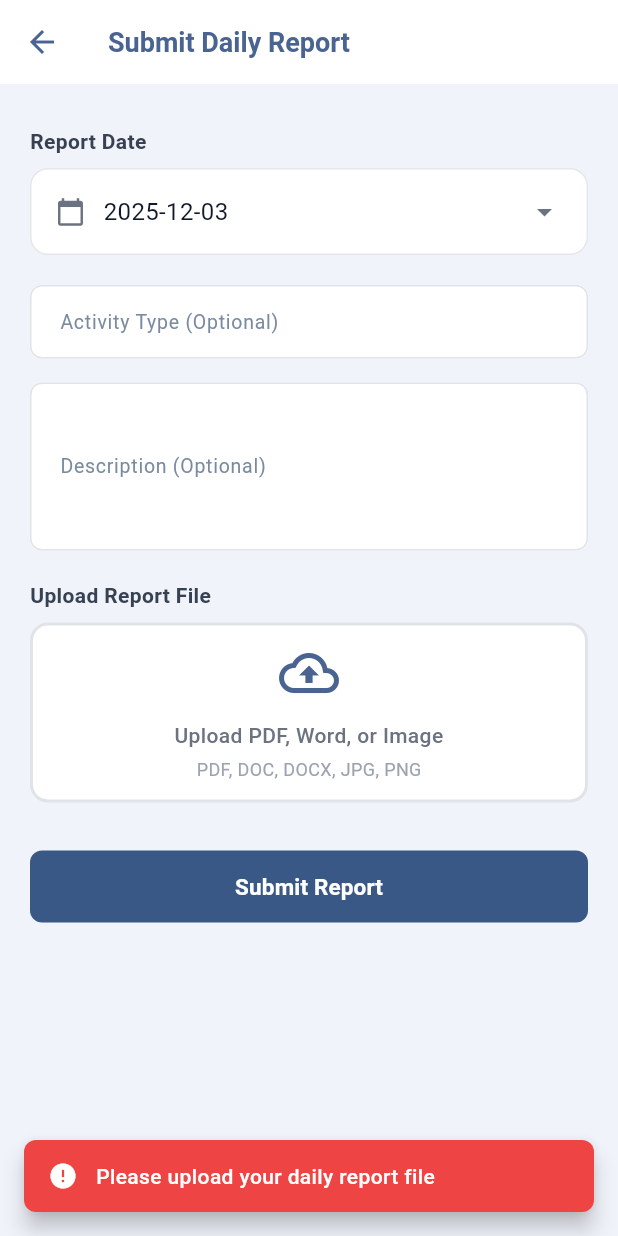
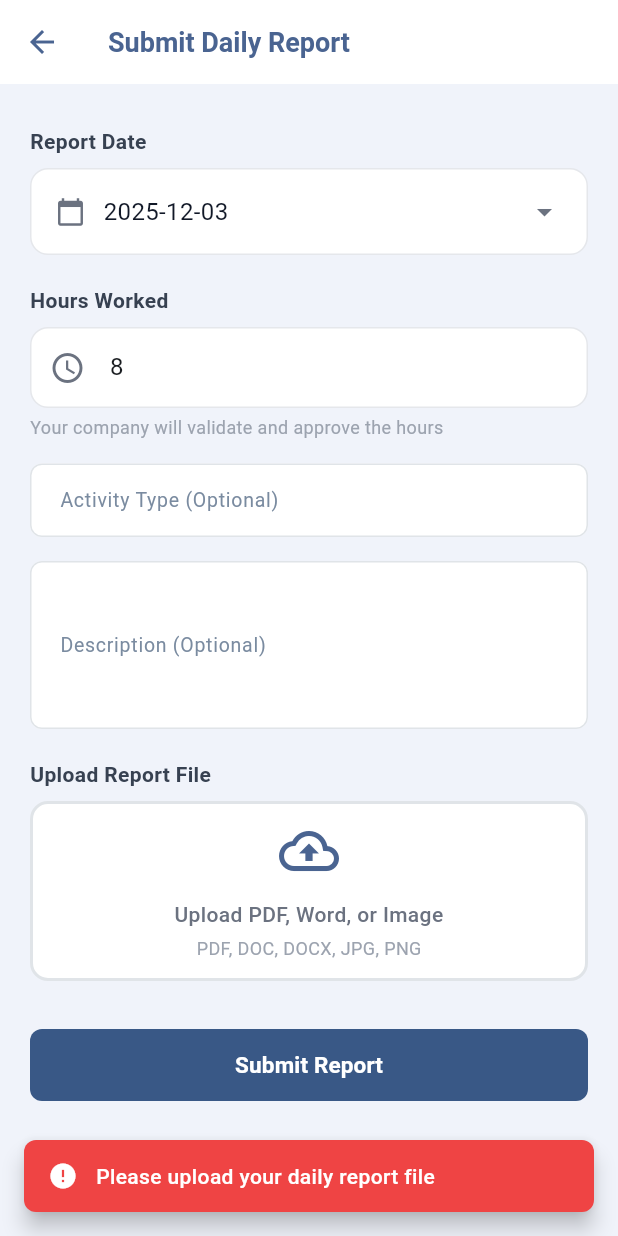
Before and after one commit to mattenarle10/launchpad, a Flutter app: the ReportScreen screen opened directly, after a tap on "Submit Report", on a phone screen of 412 x 824 dp. Run offline on Flutter 3.47's test engine with Material 3 defaults, Android fonts, the phone set to English and light mode, and no system bars; our stand-ins replace dio, file_picker, flutter_dotenv, shared_preferences; accounts and stored records are empty.

Commit message:
feat(app): add flexible hours input for DTR submission

```diff
--- a/launchpad-app/lib/screens/main/report.dart
+++ b/launchpad-app/lib/screens/main/report.dart
@@ -21,6 +21,8 @@ class _ReportScreenState extends State<ReportScreen> {
   final _descriptionController = TextEditingController();
   final _activityTypeController = TextEditingController();
 
+  final _hoursController = TextEditingController(text: '8');
+
   File? _reportFile;
   String? _reportFileName;
   DateTime _selectedDate = DateTime.now();
@@ -30,6 +32,7 @@ class _ReportScreenState extends State<ReportScreen> {
   void dispose() {
     _descriptionController.dispose();
     _activityTypeController.dispose();
+    _hoursController.dispose();
     super.dispose();
   }
 
@@ -100,6 +103,12 @@ class _ReportScreenState extends State<ReportScreen> {
         throw Exception('User not found');
       }
 
+      // Parse hours from input
+      final hours = double.tryParse(_hoursController.text) ?? 8.0;
+      if (hours <= 0 || hours > 24) {
+        throw Exception('Hours must be between 0.1 and 24');
+      }
+
       final reportApi = ReportApi(ApiClient.I);
       await reportApi.submitDailyReport(
         studentId: user['student_id'],
@@ -108,17 +117,18 @@ class _ReportScreenState extends State<ReportScreen> {
         activityType: _activityTypeController.text,
         reportFile: _reportFile!,
         fileName: _reportFileName!,
-        hoursRequested: 8.0,
+        hoursRequested: hours,
       );
 
       if (!mounted) return;
 
-      Toast.success(context, 'Report submitted! Waiting for CDC approval.');
+      Toast.success(context, 'Report submitted! Waiting for company approval.');
 
       // Clear form
       setState(() {
         _descriptionController.clear();
         _activityTypeController.clear();
+        _hoursController.text = '8';
         _reportFile = null;
         _reportFileName = null;
         _selectedDate = DateTime.now();
@@ -205,6 +215,53 @@ class _ReportScreenState extends State<ReportScreen> {
                 ),
               ),
               const SizedBox(height: 20),
+
+              // Hours Requested (Flexible)
+              const Text(
+                'Hours Worked',
+                style: TextStyle(
+                  fontSize: 14,
+                  fontWeight: FontWeight.w600,
+                  color: Color(0xFF374151),
+                ),
+              ),
+              const SizedBox(height: 8),
+              Container(
+                decoration: BoxDecoration(
+                  color: Colors.white,
+                  borderRadius: BorderRadius.circular(12),
+                  border: Border.all(color: const Color(0xFFE5E7EB)),
+                ),
+                child: TextFormField(
+                  controller: _hoursController,
+                  keyboardType: const TextInputType.numberWithOptions(decimal: true),
+                  decoration: const InputDecoration(
+                    hintText: 'Enter hours (e.g., 8, 4.5, 10)',
+                    prefixIcon: Icon(Icons.access_time, color: Color(0xFF6B7280)),
+                    border: InputBorder.none,
+                    contentPadding: EdgeInsets.symmetric(horizontal: 16, vertical: 14),
+                  ),
+                  validator: (value) {
+                    if (value == null || value.isEmpty) {
+                      return 'Please enter hours worked';
+                    }
+                    final hours = double.tryParse(value);
+                    if (hours == null || hours <= 0 || hours > 24) {
+                      return 'Hours must be between 0.1 and 24';
+                    }
+                    return null;
+                  },
+                ),
+              ),
+              const SizedBox(height: 4),
+              const Text(
+                'Your company will validate and approve the hours',
+                style: TextStyle(
+                  fontSize: 12,
+                  color: Color(0xFF9CA3AF),
+                ),
+              ),
+              const SizedBox(height: 16),
 
               // Activity Type (Optional)
               CustomTextField(
```
